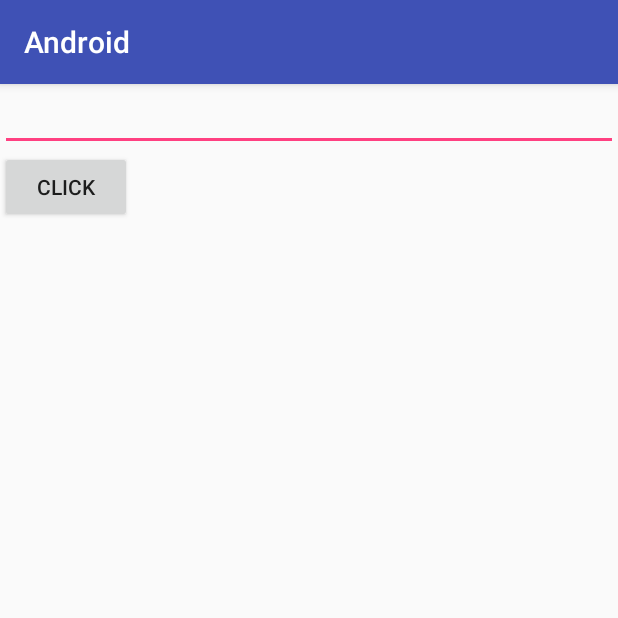
After one commit to helloconch/Android, an Android app: the SoftInputMethodActivity screen opened directly, with no data from a screen before it, on a phone screen of 412 x 824 dp, the top half of it. The commit adds this screen. Run offline under Robolectric (Android 15) with nearby library versions, the phone set to English and light mode, and no system bars; our stand-ins replace ButterKnife; network calls fail.

Commit message:
输入法 倒计时等功能

```diff
--- a/app/src/main/java/com/android/btimap/BitmapActivity.java
+++ b/app/src/main/java/com/android/bitmap/BitmapActivity.java
@@ -1,4 +1,4 @@
-package com.android.btimap;
+package com.android.bitmap;
 
 import android.graphics.BitmapFactory;
 import android.os.Bundle;
--- /dev/null
+++ b/app/src/main/java/com/android/softinput/SoftInputMethodActivity.java
@@ -0,0 +1,81 @@
+package com.android.softinput;
+
+import android.graphics.Point;
+import android.os.Bundle;
+import android.support.annotation.Nullable;
+import android.support.v7.app.AppCompatActivity;
+import android.util.DisplayMetrics;
+import android.view.Display;
+import android.view.KeyEvent;
+import android.view.View;
+import android.view.inputmethod.InputMethodManager;
+import android.widget.EditText;
+
+import com.android.testing.R;
+
+import butterknife.BindView;
+import butterknife.ButterKnife;
+import butterknife.OnClick;
+
+/**
+ * Created by Administrator on 2016/9/5.
+ */
+public class SoftInputMethodActivity extends AppCompatActivity {
+
+    @BindView(R.id.etContent)
+    EditText etContent;
+
+    @Override
+    protected void onCreate(@Nullable Bundle savedInstanceState) {
+        super.onCreate(savedInstanceState);
+        setContentView(R.layout.activity_soft_input);
+        ButterKnife.bind(this);
+
+        Display display = getWindowManager().getDefaultDisplay();
+        DisplayMetrics dm = new DisplayMetrics();
+        display.getMetrics(dm);
+        int width = dm.widthPixels;
+        int height = dm.heightPixels;
+
+        Point point = new Point();
+
+        display.getSize(point);
+
+        int x = point.x;
+
+        int y = point.y;
+
+
+        etContent.setOnKeyListener(new View.OnKeyListener() {
+            @Override
+            public boolean onKey(View v, int keyCode, KeyEvent event) {
+
+                if (keyCode == KeyEvent.KEYCODE_ENTER) {
+                    hideSoftInputMethod();
+                }
+
+                return false;
+            }
+        });
+    }
+
+    private void hideSoftInputMethod() {
+        InputMethodManager immm = (InputMethodManager) getSystemService(INPUT_METHOD_SERVICE);
+        immm.hideSoftInputFromWindow(etContent.getWindowToken(), 0);
+    }
+
+    public void showSoftInputMethod() {
+        InputMethodManager immm = (InputMethodManager) getSystemService(INPUT_METHOD_SERVICE);
+        immm.showSoftInput(etContent, 0);
+    }
+
+    public void toogleSoftInputMethod() {
+        InputMethodManager imm = (InputMethodManager) getSystemService(INPUT_METHOD_SERVICE);
+        imm.toggleSoftInput(0, InputMethodManager.HIDE_NOT_ALWAYS);
+    }
+
+    @OnClick(R.id.click)
+    public void onClick() {
+        hideSoftInputMethod();
+    }
+}
--- /dev/null
+++ b/app/src/main/res/layout/activity_soft_input.xml
@@ -0,0 +1,20 @@
+<?xml version="1.0" encoding="utf-8"?>
+<LinearLayout xmlns:android="http://schemas.android.com/apk/res/android"
+    android:layout_width="match_parent"
+    android:layout_height="match_parent"
+    android:orientation="vertical">
+
+    <EditText
+        android:id="@+id/etContent"
+        android:layout_width="match_parent"
+        android:layout_height="wrap_content"
+        android:padding="10dp" />
+
+
+    <Button
+        android:id="@+id/click"
+        android:layout_width="wrap_content"
+        android:layout_height="wrap_content"
+        android:text="click" />
+
+</LinearLayout>
--- a/app/src/main/res/values/styles.xml
+++ b/app/src/main/res/values/styles.xml
@@ -3,8 +3,11 @@
     <!-- Base application theme. -->
     <style name="AppTheme" parent="Theme.AppCompat.Light.DarkActionBar">
         <!-- Customize your theme here. -->
+        <!--标题栏-->
         <item name="colorPrimary">@color/colorPrimary</item>
+        <!--状态栏-->
         <item name="colorPrimaryDark">@color/colorPrimaryDark</item>
+        <!---->
         <item name="colorAccent">@color/colorAccent</item>
     </style>
 
```
Also changed, not shown: app/src/main/AndroidManifest.xml (+8 -2 lines), app/src/main/java/com/android/testing/MainActivity.java (+14 -2 lines), app/src/main/java/com/android/time/CountTimeActivity.java (added, +56 -0 lines), app/src/main/res/layout/activity_count_time.xml (added, +19 -0 lines), app/src/main/res/layout/activity_main.xml (+13 -0 lines), 1 other file.
